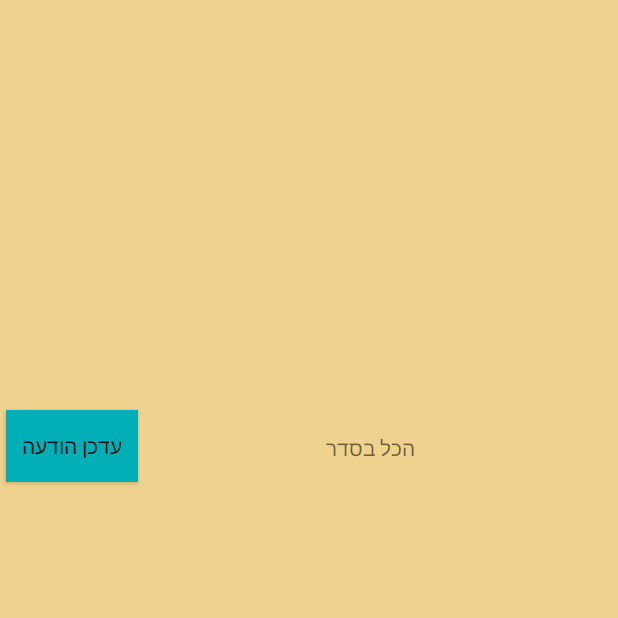
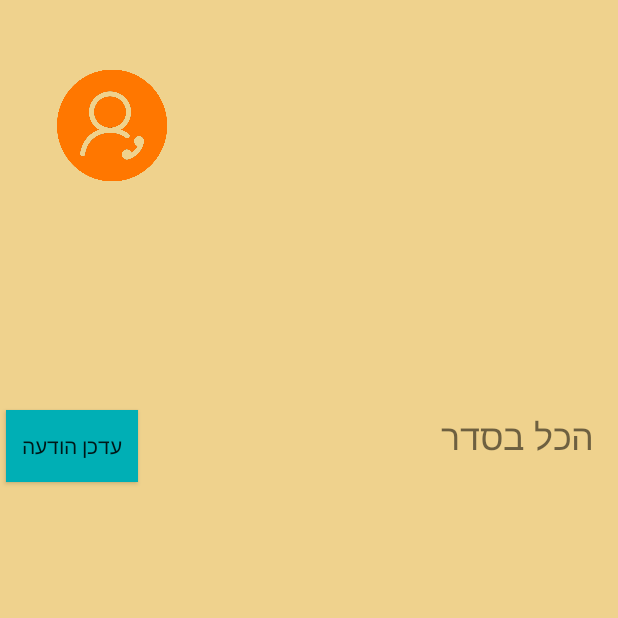
Before and after one commit to yperetz/Hazlash, an Android app: the screen it shows after launch (MainActivity), on a phone screen of 412 x 824 dp, the top half of it. Run offline under Robolectric (Android 15) with nearby library versions, the phone set to English and light mode, and no system bars.

Commit message:
added contacts button

```diff
--- a/app/src/main/res/layout/activity_main.xml
+++ b/app/src/main/res/layout/activity_main.xml
@@ -25,18 +25,32 @@
 
     <TextView
         android:id="@+id/messageToContacts"
-        android:layout_width="wrap_content"
-        android:layout_height="wrap_content"
+        android:layout_width="246dp"
+        android:layout_height="59dp"
         android:layout_marginStart="8dp"
         android:layout_marginTop="8dp"
         android:layout_marginEnd="8dp"
         android:layout_marginBottom="8dp"
         android:text="@string/usersMessage"
+        android:textSize="24sp"
         app:layout_constraintBottom_toBottomOf="parent"
         app:layout_constraintEnd_toEndOf="parent"
-        app:layout_constraintHorizontal_bias="0.479"
+        app:layout_constraintHorizontal_bias="0.859"
         app:layout_constraintStart_toEndOf="@+id/getuserinput"
         app:layout_constraintTop_toTopOf="parent"
-        app:layout_constraintVertical_bias="0.356" />
+        app:layout_constraintVertical_bias="0.355" />
+
+    <ImageButton
+        android:id="@+id/imageButton"
+        android:layout_width="117dp"
+        android:layout_height="135dp"
+        android:layout_marginStart="16dp"
+        android:layout_marginTop="16dp"
+        android:adjustViewBounds="true"
+        android:backgroundTint="#00A26D6D"
+        android:scaleType="fitCenter"
+        app:layout_constraintStart_toStartOf="parent"
+        app:layout_constraintTop_toTopOf="parent"
+        app:srcCompat="@drawable/contact_icon1" />
 
 </android.support.constraint.ConstraintLayout>
```
Also changed, not shown: app/src/main/res/drawable/contact_2.png (added), app/src/main/res/drawable/contact_icon1.png (added), app/src/main/res/drawable/contact_icon3.png (added), app/src/main/res/drawable/contact_icon4.png (added), app/src/main/res/drawable/contact_icon5.png (added).
